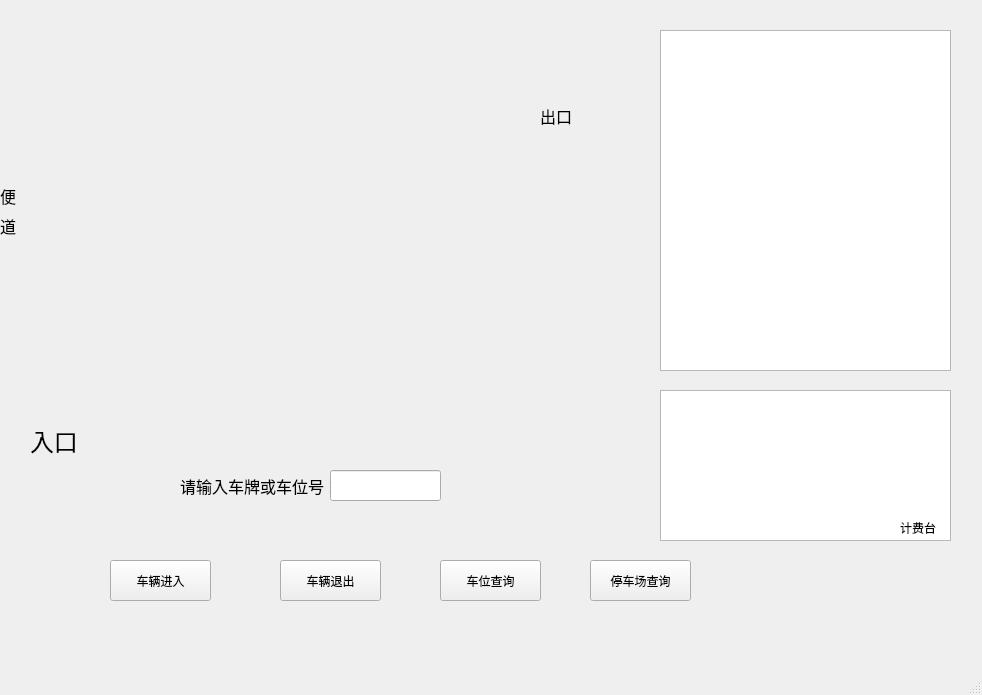
Above: mainwindow.ui from Trisenna/QT- before the change. Below: the same form after it.
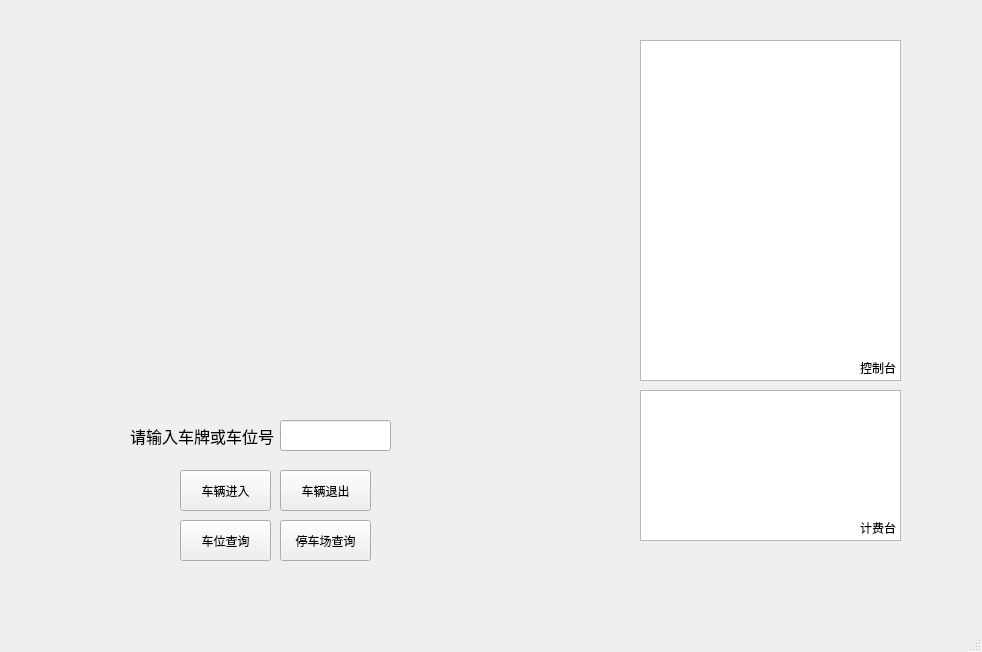
That is the form after the change. Icons and pictures are not drawn.

Diff of the .ui file:
```diff
--- a/mainwindow.ui
+++ b/mainwindow.ui
@@ -7,7 +7,7 @@
     <x>0</x>
     <y>0</y>
     <width>982</width>
-    <height>695</height>
+    <height>652</height>
    </rect>
   </property>
   <property name="windowTitle">
@@ -20,8 +20,8 @@
    <widget class="QLineEdit" name="lineEdit">
     <property name="geometry">
      <rect>
-      <x>330</x>
-      <y>470</y>
+      <x>280</x>
+      <y>420</y>
       <width>111</width>
       <height>31</height>
      </rect>
@@ -30,9 +30,9 @@
    <widget class="QPushButton" name="enterButton">
     <property name="geometry">
      <rect>
-      <x>110</x>
-      <y>560</y>
-      <width>101</width>
+      <x>180</x>
+      <y>470</y>
+      <width>91</width>
       <height>41</height>
      </rect>
     </property>
@@ -46,9 +46,9 @@
    <widget class="QPushButton" name="pushButton_2">
     <property name="geometry">
      <rect>
-      <x>440</x>
-      <y>560</y>
-      <width>101</width>
+      <x>180</x>
+      <y>520</y>
+      <width>91</width>
       <height>41</height>
      </rect>
     </property>
@@ -59,37 +59,19 @@
    <widget class="QListWidget" name="listWidget">
     <property name="geometry">
      <rect>
-      <x>660</x>
-      <y>30</y>
-      <width>291</width>
+      <x>640</x>
+      <y>40</y>
+      <width>261</width>
       <height>341</height>
      </rect>
     </property>
    </widget>
-   <widget class="QLabel" name="label_3">
-    <property name="geometry">
-     <rect>
-      <x>0</x>
-      <y>180</y>
-      <width>16</width>
-      <height>31</height>
-     </rect>
-    </property>
-    <property name="font">
-     <font>
-      <pointsize>12</pointsize>
-     </font>
-    </property>
-    <property name="text">
-     <string>便</string>
-    </property>
-   </widget>
    <widget class="QListWidget" name="listWidget_3">
     <property name="geometry">
      <rect>
-      <x>660</x>
+      <x>640</x>
       <y>390</y>
-      <width>291</width>
+      <width>261</width>
       <height>151</height>
      </rect>
     </property>
@@ -98,8 +80,8 @@
     <property name="geometry">
      <rect>
       <x>280</x>
-      <y>560</y>
-      <width>101</width>
+      <y>470</y>
+      <width>91</width>
       <height>41</height>
      </rect>
     </property>
@@ -113,7 +95,7 @@
    <widget class="QLabel" name="label_5">
     <property name="geometry">
      <rect>
-      <x>900</x>
+      <x>860</x>
       <y>520</y>
       <width>41</width>
       <height>16</height>
@@ -126,9 +108,9 @@
    <widget class="QPushButton" name="pushButton_8">
     <property name="geometry">
      <rect>
-      <x>590</x>
-      <y>560</y>
-      <width>101</width>
+      <x>280</x>
+      <y>520</y>
+      <width>91</width>
       <height>41</height>
      </rect>
     </property>
@@ -139,8 +121,8 @@
    <widget class="QLabel" name="inputlabel">
     <property name="geometry">
      <rect>
-      <x>180</x>
-      <y>470</y>
+      <x>130</x>
+      <y>420</y>
       <width>151</width>
       <height>31</height>
      </rect>
@@ -164,55 +146,76 @@
    <widget class="QLabel" name="label">
     <property name="geometry">
      <rect>
-      <x>30</x>
-      <y>420</y>
-      <width>61</width>
+      <x>20</x>
+      <y>520</y>
+      <width>91</width>
       <height>41</height>
      </rect>
     </property>
     <property name="font">
      <font>
-      <pointsize>18</pointsize>
+      <pointsize>12</pointsize>
      </font>
     </property>
     <property name="text">
-     <string>入口</string>
+     <string/>
+    </property>
+    <property name="pixmap">
+     <pixmap>C:/Users/lenovo/Desktop/in.png</pixmap>
+    </property>
+    <property name="scaledContents">
+     <bool>true</bool>
+    </property>
+   </widget>
+   <widget class="QLabel" name="label_2">
+    <property name="geometry">
+     <rect>
+      <x>860</x>
+      <y>360</y>
+      <width>41</width>
+      <height>16</height>
+     </rect>
+    </property>
+    <property name="text">
+     <string>控制台</string>
     </property>
    </widget>
    <widget class="QLabel" name="label_4">
     <property name="geometry">
      <rect>
-      <x>540</x>
-      <y>100</y>
+      <x>590</x>
+      <y>60</y>
       <width>31</width>
-      <height>31</height>
+      <height>71</height>
      </rect>
     </property>
-    <property name="font">
-     <font>
-      <pointsize>12</pointsize>
-     </font>
-    </property>
     <property name="text">
-     <string>出口</string>
+     <string/>
+    </property>
+    <property name="pixmap">
+     <pixmap>C:/Users/lenovo/Pictures/Screenshots/屏幕截图 2024-10-24 174346(1).png</pixmap>
+    </property>
+    <property name="scaledContents">
+     <bool>true</bool>
     </property>
    </widget>
    <widget class="QLabel" name="label_6">
     <property name="geometry">
      <rect>
-      <x>0</x>
-      <y>210</y>
-      <width>21</width>
+      <x>10</x>
+      <y>550</y>
+      <width>91</width>
       <height>31</height>
      </rect>
     </property>
-    <property name="font">
-     <font>
-      <pointsize>12</pointsize>
-     </font>
-    </property>
     <property name="text">
-     <string>道</string>
+     <string/>
+    </property>
+    <property name="pixmap">
+     <pixmap>C:/Users/lenovo/Pictures/Screenshots/屏幕截图 2024-10-24 174632.png</pixmap>
+    </property>
+    <property name="scaledContents">
+     <bool>true</bool>
     </property>
    </widget>
   </widget>
```
Left out of the diff: 6 changed lines with no effect on the pictures.
